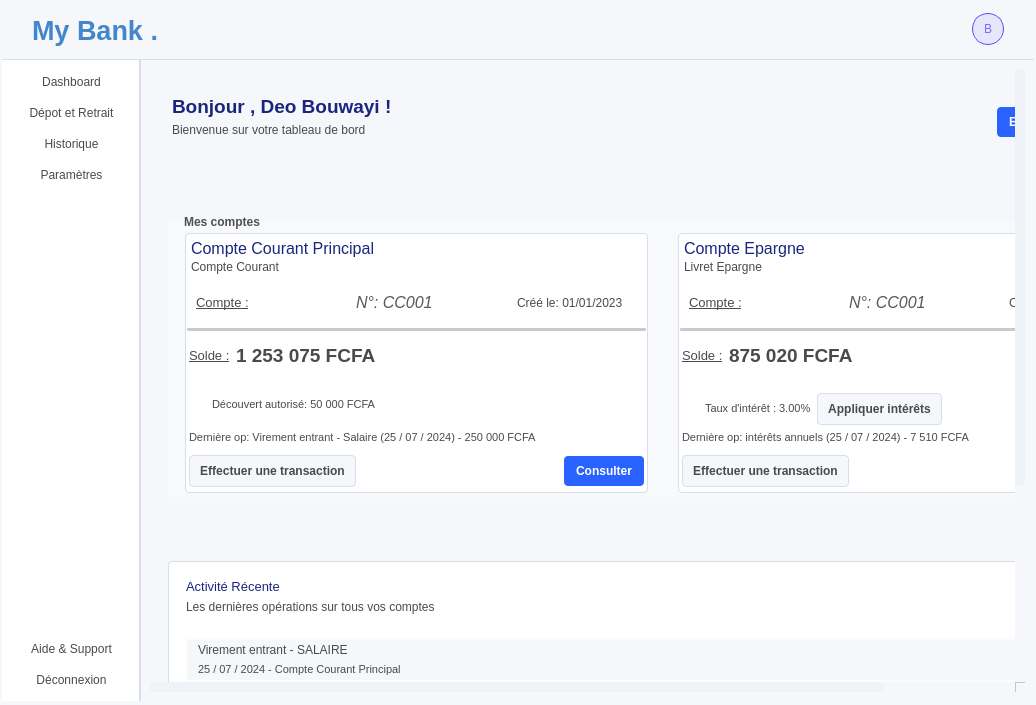
will180901/my_bank, file fenetreprincipale.ui: the form before one commit.
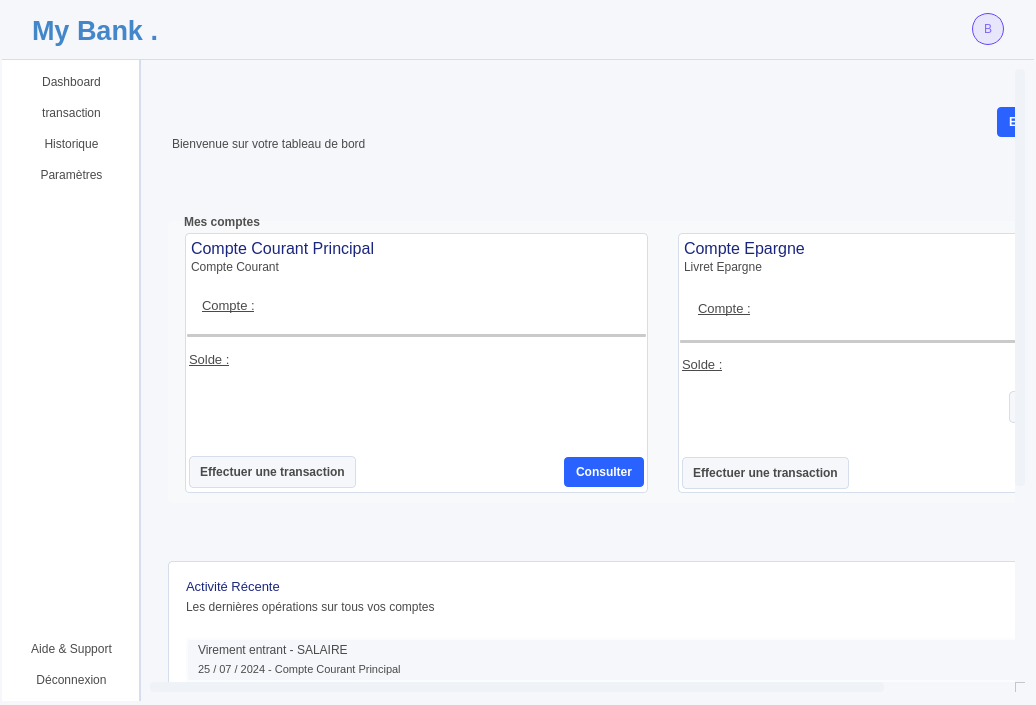
The form after the commit. Icons and pictures are not drawn.

The edit to the form file:
```diff
--- a/fenetreprincipale.ui
+++ b/fenetreprincipale.ui
@@ -27,13 +27,33 @@
 * {
     
 	
-	 /*border: 1px solid rgb(0, 0, 0); */
+	/*border: 1px solid rgb(0, 0, 0);  */
 
 	color: rgb(74, 74, 74);
     font-family: 'Segoe UI', Arial, sans-serif;
 }
 
 
+#label_solde_compte_courant_principale,#label_solde_compte_epargne{
+
+	font-size:14pt; font-weight:700;
+}
+
+
+#labelBienvenue{
+
+ font-size:14pt; font-weight:700; color:#1a267e;
+
+
+}
+
+
+#label_numero_courant,#label_numero_epargne{
+
+	 font-size:12pt; font-style:italic; color:#575757;
+
+}
+
 
 #page_liste_vide_transaction,#page_resumer_des_transactions{
 
@@ -222,7 +242,7 @@
     background-color: rgba(0, 170, 255, 20);
 }
 
-#message_recherche {
+#zone_message_erreur_page_parametre {
     opacity: 0;
     color: #FF5252;
     font-style: italic;
@@ -831,7 +851,7 @@
                 <cursorShape>PointingHandCursor</cursorShape>
                </property>
                <property name="text">
-                <string>Dépot et Retrait</string>
+                <string>transaction</string>
                </property>
                <property name="icon">
                 <iconset resource="icons.qrc">
@@ -979,8 +999,8 @@
              <widget class="QWidget" name="scrollAreaWidgetContents">
               <property name="geometry">
                <rect>
-                <x>0</x>
-                <y>0</y>
+                <x>-135</x>
+                <y>-140</y>
                 <width>1012</width>
                 <height>900</height>
                </rect>
@@ -1045,8 +1065,14 @@
                         </property>
                         <item>
                          <widget class="QLabel" name="labelBienvenue">
+                          <property name="minimumSize">
+                           <size>
+                            <width>159</width>
+                            <height>31</height>
+                           </size>
+                          </property>
                           <property name="text">
-                           <string>&lt;html&gt;&lt;head/&gt;&lt;body&gt;&lt;p&gt;&lt;span style=&quot; font-size:14pt; font-weight:700; color:#1a267e;&quot;&gt;Bonjour , Deo Bouwayi !&lt;/span&gt;&lt;/p&gt;&lt;/body&gt;&lt;/html&gt;</string>
+                           <string>&lt;html&gt;&lt;head/&gt;&lt;body&gt;&lt;p&gt;&lt;br/&gt;&lt;/p&gt;&lt;/body&gt;&lt;/html&gt;</string>
                           </property>
                          </widget>
                         </item>
@@ -1216,7 +1242,7 @@
                               </property>
                               <layout class="QVBoxLayout" name="verticalLayout_8">
                                <property name="spacing">
-                                <number>5</number>
+                                <number>4</number>
                                </property>
                                <property name="leftMargin">
                                 <number>2</number>
@@ -1315,24 +1341,54 @@
                                   <property name="spacing">
                                    <number>40</number>
                                   </property>
-                                  <item>
-                                   <widget class="QLabel" name="label_17">
-                                    <property name="text">
-                                     <string>&lt;html&gt;&lt;head/&gt;&lt;body&gt;&lt;p&gt;&lt;span style=&quot; font-size:10pt; text-decoration: underline;&quot;&gt;Compte :&lt;/span&gt;&lt;/p&gt;&lt;/body&gt;&lt;/html&gt;</string>
-                                    </property>
-                                   </widget>
-                                  </item>
+                                  <property name="leftMargin">
+                                   <number>6</number>
+                                  </property>
+                                  <property name="topMargin">
+                                   <number>6</number>
+                                  </property>
+                                  <property name="rightMargin">
+                                   <number>6</number>
+                                  </property>
+                                  <property name="bottomMargin">
+                                   <number>6</number>
+                                  </property>
                                   <item alignment="Qt::AlignmentFlag::AlignLeft">
-                                   <widget class="QLabel" name="label_numero_courant">
-                                    <property name="text">
-                                     <string>&lt;html&gt;&lt;head/&gt;&lt;body&gt;&lt;p&gt;&lt;span style=&quot; font-size:12pt; font-style:italic; color:#575757;&quot;&gt;N°: CC001&lt;/span&gt;&lt;/p&gt;&lt;/body&gt;&lt;/html&gt;</string>
-                                    </property>
+                                   <widget class="QWidget" name="widget_38" native="true">
+                                    <layout class="QHBoxLayout" name="horizontalLayout_30">
+                                     <item>
+                                      <widget class="QLabel" name="label_17">
+                                       <property name="text">
+                                        <string>&lt;html&gt;&lt;head/&gt;&lt;body&gt;&lt;p&gt;&lt;span style=&quot; font-size:10pt; text-decoration: underline;&quot;&gt;Compte :&lt;/span&gt;&lt;/p&gt;&lt;/body&gt;&lt;/html&gt;</string>
+                                       </property>
+                                      </widget>
+                                     </item>
+                                     <item>
+                                      <widget class="QLabel" name="label_numero_courant">
+                                       <property name="minimumSize">
+                                        <size>
+                                         <width>80</width>
+                                         <height>0</height>
+                                        </size>
+                                       </property>
+                                       <property name="text">
+                                        <string/>
+                                       </property>
+                                      </widget>
+                                     </item>
+                                    </layout>
                                    </widget>
                                   </item>
-                                  <item>
+                                  <item alignment="Qt::AlignmentFlag::AlignRight">
                                    <widget class="QLabel" name="label_date_creation_courant">
+                                    <property name="minimumSize">
+                                     <size>
+                                      <width>78</width>
+                                      <height>30</height>
+                                     </size>
+                                    </property>
                                     <property name="text">
-                                     <string>Créé le: 01/01/2023</string>
+                                     <string/>
                                     </property>
                                    </widget>
                                   </item>
@@ -1376,15 +1432,21 @@
                                   </item>
                                   <item>
                                    <widget class="QLabel" name="label_solde_compte_courant_principale">
+                                    <property name="minimumSize">
+                                     <size>
+                                      <width>100</width>
+                                      <height>0</height>
+                                     </size>
+                                    </property>
                                     <property name="text">
-                                     <string>&lt;html&gt;&lt;head/&gt;&lt;body&gt;&lt;p&gt;&lt;span style=&quot; font-size:14pt; font-weight:700;&quot;&gt;1 253  075 FCFA &lt;/span&gt;&lt;/p&gt;&lt;/body&gt;&lt;/html&gt;</string>
+                                     <string/>
                                     </property>
                                    </widget>
                                   </item>
                                  </layout>
                                 </widget>
                                </item>
-                               <item>
+                               <item alignment="Qt::AlignmentFlag::AlignVCenter">
                                 <widget class="QWidget" name="widget_10" native="true">
                                  <property name="minimumSize">
                                   <size>
@@ -1413,7 +1475,13 @@
                                     <property name="minimumSize">
                                      <size>
                                       <width>0</width>
-                                      <height>44</height>
+                                      <height>32</height>
+                                     </size>
+                                    </property>
+                                    <property name="maximumSize">
+                                     <size>
+                                      <width>16777215</width>
+                                      <height>32</height>
                                      </size>
                                     </property>
                                     <layout class="QHBoxLayout" name="horizontalLayout_13">
@@ -1459,8 +1527,14 @@
                                      </item>
                                      <item>
                                       <widget class="QLabel" name="label_decouvert_autorise">
+                                       <property name="minimumSize">
+                                        <size>
+                                         <width>216</width>
+                                         <height>0</height>
+                                        </size>
+                                       </property>
                                        <property name="text">
-                                        <string>&lt;html&gt;&lt;head/&gt;&lt;body&gt;&lt;p&gt;&lt;span style=&quot; font-size:8pt;&quot;&gt;Découvert autorisé: 50 000 FCFA&lt;/span&gt;&lt;/p&gt;&lt;/body&gt;&lt;/html&gt;</string>
+                                        <string/>
                                        </property>
                                       </widget>
                                      </item>
@@ -1469,8 +1543,14 @@
                                   </item>
                                   <item alignment="Qt::AlignmentFlag::AlignLeft">
                                    <widget class="QLabel" name="label_derniere_operation_compte_courant_principale">
+                                    <property name="minimumSize">
+                                     <size>
+                                      <width>200</width>
+                                      <height>20</height>
+                                     </size>
+                                    </property>
                                     <property name="text">
-                                     <string>&lt;html&gt;&lt;head/&gt;&lt;body&gt;&lt;p&gt;&lt;span style=&quot; font-size:8pt;&quot;&gt;Dernière op: Virement entrant - Salaire (25 / 07 / 2024) - 250 000 FCFA&lt;/span&gt;&lt;/p&gt;&lt;/body&gt;&lt;/html&gt;</string>
+                                     <string>&lt;html&gt;&lt;head/&gt;&lt;body&gt;&lt;p&gt;&lt;br/&gt;&lt;/p&gt;&lt;/body&gt;&lt;/html&gt;</string>
                                     </property>
                                    </widget>
                                   </item>
@@ -1554,7 +1634,7 @@
                               </property>
                               <layout class="QVBoxLayout" name="verticalLayout_9">
                                <property name="spacing">
-                                <number>5</number>
+                                <number>4</number>
                                </property>
                                <property name="leftMargin">
                                 <number>2</number>
@@ -1656,24 +1736,48 @@
                                   <property name="spacing">
                                    <number>40</number>
                                   </property>
-                                  <item>
-                                   <widget class="QLabel" name="label_15">
-                                    <property name="text">
-                                     <string>&lt;html&gt;&lt;head/&gt;&lt;body&gt;&lt;p&gt;&lt;span style=&quot; font-size:10pt; text-decoration: underline;&quot;&gt;Compte :&lt;/span&gt;&lt;/p&gt;&lt;/body&gt;&lt;/html&gt;</string>
-                                    </property>
-                                   </widget>
-                                  </item>
                                   <item alignment="Qt::AlignmentFlag::AlignLeft">
-                                   <widget class="QLabel" name="label_numero_epargne">
-                                    <property name="text">
-                                     <string>&lt;html&gt;&lt;head/&gt;&lt;body&gt;&lt;p&gt; &lt;span style=&quot; font-size:12pt; font-style:italic; color:#575757;&quot;&gt;N°: CC001&lt;/span&gt;&lt;/p&gt;&lt;/body&gt;&lt;/html&gt;</string>
-                                    </property>
+                                   <widget class="QWidget" name="widget_37" native="true">
+                                    <layout class="QHBoxLayout" name="horizontalLayout_29">
+                                     <item>
+                                      <widget class="QLabel" name="label_15">
+                                       <property name="text">
+                                        <string>&lt;html&gt;&lt;head/&gt;&lt;body&gt;&lt;p&gt;&lt;span style=&quot; font-size:10pt; text-decoration: underline;&quot;&gt;Compte :&lt;/span&gt;&lt;/p&gt;&lt;/body&gt;&lt;/html&gt;</string>
+                                       </property>
+                                      </widget>
+                                     </item>
+                                     <item>
+                                      <widget class="QLabel" name="label_numero_epargne">
+                                       <property name="minimumSize">
+                                        <size>
+                                         <width>80</width>
+                                         <height>0</height>
+                                        </size>
+                                       </property>
+                                       <property name="text">
+                                        <string/>
+                                       </property>
+                                      </widget>
+                                     </item>
+                                    </layout>
                                    </widget>
                                   </item>
-                                  <item>
-                                   <widget class="QLabel" name="label_14">
+                                  <item alignment="Qt::AlignmentFlag::AlignRight">
+                                   <widget class="QLabel" name="label_date_creation_compte_epargne">
+                                    <property name="minimumSize">
+                                     <size>
+                                      <width>78</width>
+                                      <height>30</height>
+                                     </size>
+                                    </property>
+                                    <property name="maximumSize">
+                                     <size>
+                                      <width>78</width>
+                                      <height>16777215</height>
+                                     </size>
+                                    </property>
                                     <property name="text">
-                                     <string>Créé le: 01/01/2023</string>
+                                     <string/>
                                     </property>
                                    </widget>
                                   </item>
@@ -1717,8 +1821,14 @@
                                   </item>
                                   <item>
                                    <widget class="QLabel" name="label_solde_compte_epargne">
+                                    <property name="minimumSize">
+                                     <size>
+                                      <width>100</width>
+                                      <height>0</height>
+                                     </size>
+                                    </property>
                                     <property name="text">
-                                     <string>&lt;html&gt;&lt;head/&gt;&lt;body&gt;&lt;p&gt;&lt;span style=&quot; font-size:14pt; font-weight:700;&quot;&gt;875 020 FCFA &lt;/span&gt;&lt;/p&gt;&lt;/body&gt;&lt;/html&gt;</string>
+                                     <string/>
                                     </property>
                                    </widget>
                                   </item>
@@ -1749,25 +1859,7 @@
                                   <property name="bottomMargin">
                                    <number>2</number>
                                   </property>
-                                  <item alignment="Qt::AlignmentFlag::AlignLeft">
-                                   <widget class="QWidget" name="widget_20" native="true">
-                                    <layout class="QHBoxLayout" name="horizontalLayout_14">
-                                     <property name="leftMargin">
-                                      <number>2</number>
-                                     </property>
-                                     <property name="topMargin">
-                                      <number>2</number>
-                                     </property>
-                                     <property name="rightMargin">
-                                      <number>2</number>
-                                     </property>
-                                     <property name="bottomMargin">
-                                      <number>2</number>
-                                     </property>
-                                    </layout>
-                                   </widget>
-                                  </item>
-                                  <item alignment="Qt::AlignmentFlag::AlignLeft">
+                                  <item>
                                    <widget class="QWidget" name="widget_35" native="true">
                                     <property name="minimumSize">
                                      <size>
@@ -1824,12 +1916,18 @@
                                      </item>
                                      <item>
                                       <widget class="QLabel" name="label_taux_interet">
+                                       <property name="minimumSize">
+                                        <size>
+                                         <width>216</width>
+                                         <height>0</height>
+                                        </size>
+                                       </property>
                                        <property name="text">
-                                        <string>&lt;html&gt;&lt;head/&gt;&lt;body&gt;&lt;p&gt;&lt;span style=&quot; font-size:8pt;&quot;&gt;Taux d'intérêt : 3.00%&lt;/span&gt;&lt;/p&gt;&lt;/body&gt;&lt;/html&gt;</string>
+                                        <string/>
                                        </property>
                                       </widget>
                                      </item>
-                                     <item>
+                                     <item alignment="Qt::AlignmentFlag::AlignRight">
                                       <widget class="QPushButton" name="btn_appliquer_interets">
                                        <property name="cursor">
                                         <cursorShape>PointingHandCursor</cursorShape>
@@ -1844,8 +1942,14 @@
                                   </item>
                                   <item alignment="Qt::AlignmentFlag::AlignLeft">
                                    <widget class="QLabel" name="label_derniere_operation_livret_epargne">
+                                    <property name="minimumSize">
+                                     <size>
+                                      <width>200</width>
+                                      <height>20</height>
+                                     </size>
+                                    </property>
                                     <property name="text">
-                                     <string>&lt;html&gt;&lt;head/&gt;&lt;body&gt;&lt;p&gt;&lt;span style=&quot; font-size:8pt;&quot;&gt;Dernière op: intérêts annuels (25 / 07 / 2024) - 7 510 FCFA&lt;/span&gt;&lt;/p&gt;&lt;/body&gt;&lt;/html&gt;</string>
+                                     <string/>
                                     </property>
                                    </widget>
                                   </item>
```
Left out of the diff: 33 changed lines with no effect on the pictures.
